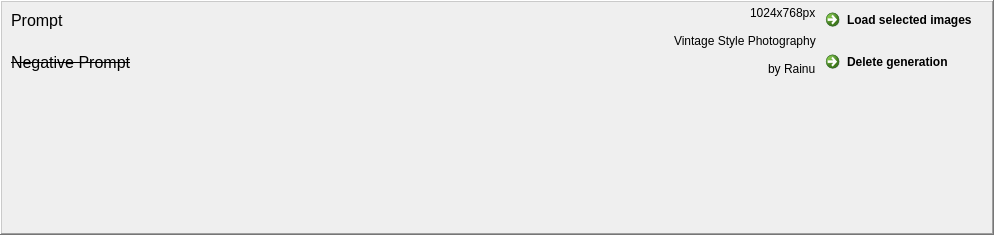
Above: leonardo_ai/view/generation_search_item.ui from rainu/krita-leonardo-ai before the change. Below: the same form after it.
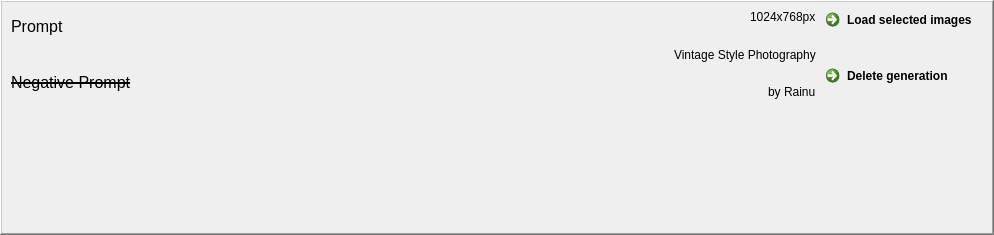
That is the form after the change. Icons and pictures are not drawn.

Commit message: make prompt-text smaller and selectable in search-view

```diff
--- a/leonardo_ai/view/generation_search_item.ui
+++ b/leonardo_ai/view/generation_search_item.ui
@@ -99,6 +99,45 @@
              <number>0</number>
             </property>
             <item>
+             <widget class="QScrollArea" name="scrollArea">
+              <property name="maximumSize">
+               <size>
+                <width>16777215</width>
+                <height>50</height>
+               </size>
+              </property>
+              <property name="frameShape">
+               <enum>QFrame::NoFrame</enum>
+              </property>
+              <property name="widgetResizable">
+               <bool>true</bool>
+              </property>
+              <widget class="QWidget" name="scrollAreaWidgetContents">
+               <property name="geometry">
+                <rect>
+                 <x>0</x>
+                 <y>0</y>
+                 <width>669</width>
+                 <height>50</height>
+                </rect>
+               </property>
+               <layout class="QVBoxLayout" name="verticalLayout_6">
+                <property name="spacing">
+                 <number>0</number>
+                </property>
+                <property name="leftMargin">
+                 <number>0</number>
+                </property>
+                <property name="topMargin">
+                 <number>0</number>
+                </property>
+                <property name="rightMargin">
+                 <number>0</number>
+                </property>
+                <property name="bottomMargin">
+                 <number>0</number>
+                </property>
+                <item>
              <widget class="QLabel" name="lblPrompt">
               <property name="font">
                <font>
@@ -111,8 +150,54 @@
               <property name="wordWrap">
                <bool>true</bool>
               </property>
-             </widget>
-            </item>
+                  <property name="textInteractionFlags">
+                   <set>Qt::LinksAccessibleByMouse|Qt::TextSelectableByMouse</set>
+                  </property>
+                 </widget>
+                </item>
+               </layout>
+              </widget>
+             </widget>
+            </item>
+            <item>
+             <widget class="QScrollArea" name="scrollArea_2">
+              <property name="maximumSize">
+               <size>
+                <width>16777215</width>
+                <height>50</height>
+               </size>
+              </property>
+              <property name="frameShape">
+               <enum>QFrame::NoFrame</enum>
+              </property>
+              <property name="widgetResizable">
+               <bool>true</bool>
+              </property>
+              <widget class="QWidget" name="scrollAreaWidgetContents_2">
+               <property name="geometry">
+                <rect>
+                 <x>0</x>
+                 <y>0</y>
+                 <width>669</width>
+                 <height>50</height>
+                </rect>
+               </property>
+               <layout class="QVBoxLayout" name="verticalLayout_7">
+                <property name="spacing">
+                 <number>0</number>
+                </property>
+                <property name="leftMargin">
+                 <number>0</number>
+                </property>
+                <property name="topMargin">
+                 <number>0</number>
+                </property>
+                <property name="rightMargin">
+                 <number>0</number>
+                </property>
+                <property name="bottomMargin">
+                 <number>0</number>
+                </property>
             <item>
              <widget class="QLabel" name="lblNegativePrompt">
               <property name="font">
@@ -127,6 +212,13 @@
               <property name="wordWrap">
                <bool>true</bool>
               </property>
+                  <property name="textInteractionFlags">
+                   <set>Qt::LinksAccessibleByMouse|Qt::TextSelectableByMouse</set>
+                  </property>
+                 </widget>
+                </item>
+               </layout>
+              </widget>
              </widget>
             </item>
            </layout>
@@ -134,12 +226,6 @@
          </item>
          <item>
           <widget class="QFrame" name="frame_2">
-           <property name="sizePolicy">
-            <sizepolicy hsizetype="MinimumExpanding" vsizetype="Preferred">
-             <horstretch>0</horstretch>
-             <verstretch>0</verstretch>
-            </sizepolicy>
-           </property>
            <property name="frameShape">
             <enum>QFrame::NoFrame</enum>
            </property>
@@ -164,6 +250,9 @@
               <property name="text">
                <string>1024x768px</string>
               </property>
+              <property name="textInteractionFlags">
+               <set>Qt::LinksAccessibleByMouse|Qt::TextSelectableByMouse</set>
+              </property>
              </widget>
             </item>
             <item alignment="Qt::AlignRight">
@@ -171,6 +260,9 @@
               <property name="text">
                <string>Vintage Style Photography</string>
               </property>
+              <property name="textInteractionFlags">
+               <set>Qt::LinksAccessibleByMouse|Qt::TextSelectableByMouse</set>
+              </property>
              </widget>
             </item>
             <item alignment="Qt::AlignRight">
@@ -178,6 +270,9 @@
               <property name="text">
                <string>by Rainu</string>
               </property>
+              <property name="textInteractionFlags">
+               <set>Qt::LinksAccessibleByMouse|Qt::TextSelectableByMouse</set>
+              </property>
              </widget>
             </item>
            </layout>
```
Lines whose indentation alone changed are shown as unchanged. The commit also changes 1 other file.
